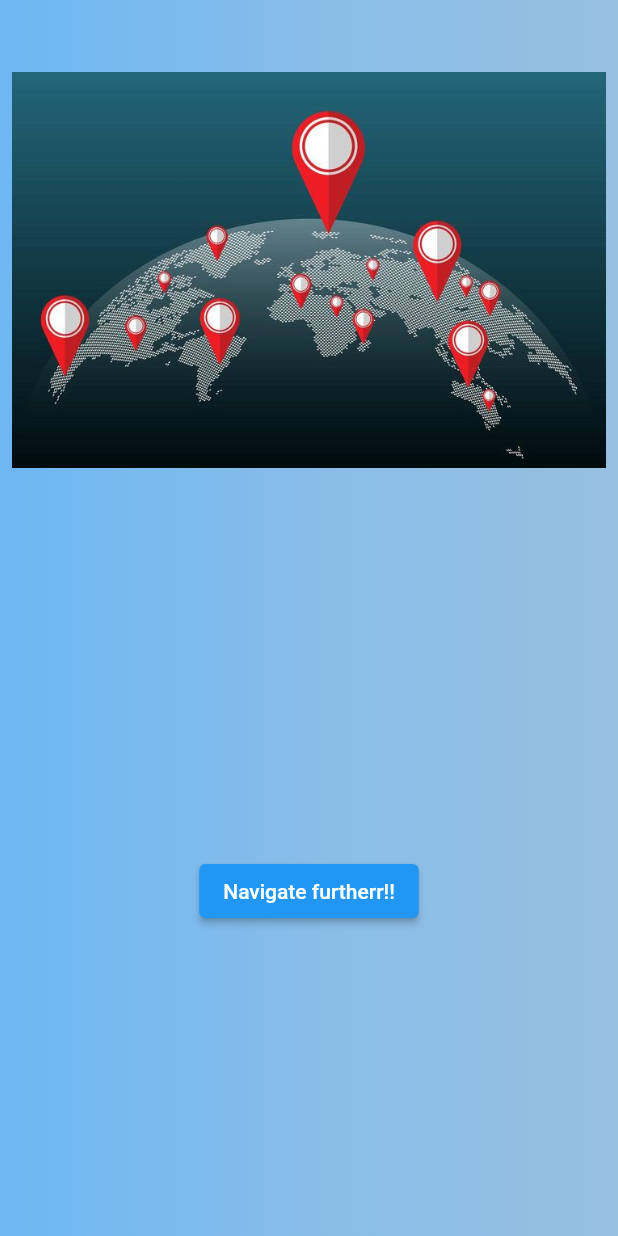
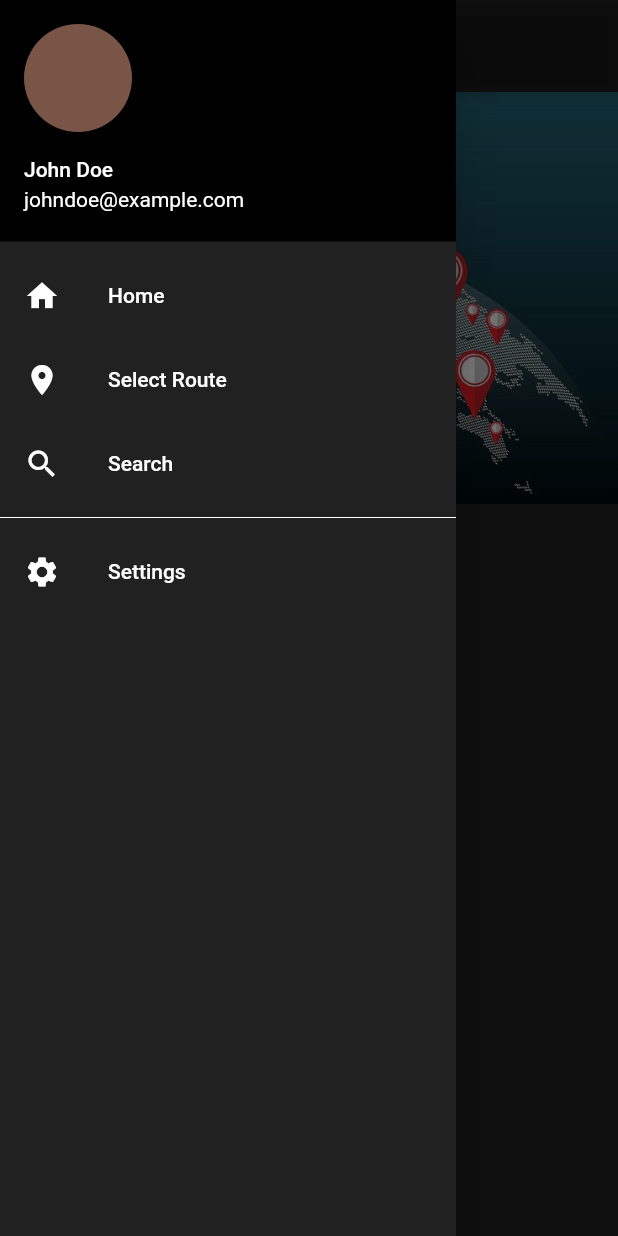
Before and after one commit to AtharvaDingare/NaviMe, a Flutter app: the screen it shows after launch, with the side drawer open (before the commit the screen has no drawer), on a phone screen of 412 x 824 dp. Run offline on Flutter 3.47's test engine with Material 2 defaults, Android fonts, the phone set to English and light mode, and no system bars; our stand-ins replace flutter_map, flutter_riverpod, geolocator, latlong2.

Commit message:
added a new drawer for navigation purposes

```diff
--- a/lib/main.dart
+++ b/lib/main.dart
@@ -1,6 +1,7 @@
 import 'package:flutter/material.dart';
 import 'package:flutter_riverpod/flutter_riverpod.dart';
 import 'package:traveling_salesman/screens/homescreen.dart';
+import 'package:traveling_salesman/screens/map_screen.dart';
 
 void main() {
   runApp(const ProviderScope(child: App()));
@@ -10,8 +11,12 @@ class App extends StatelessWidget {
   const App({super.key});
   @override
   Widget build(BuildContext context) {
-    return const MaterialApp(
-      home: HomeScreen(),
+    return MaterialApp(
+      routes: {
+        '/home' : (context) => const HomeScreen(),
+        '/map' :(context) => const MapScreen(),
+      },
+      home: const HomeScreen(),
     );
   }
 }
--- a/lib/screens/homescreen.dart
+++ b/lib/screens/homescreen.dart
@@ -1,48 +1,46 @@
 import 'package:flutter/material.dart';
 import 'package:traveling_salesman/screens/map_screen.dart';
+import 'package:traveling_salesman/widgets/drawer.dart';
 
-class HomeScreen extends StatelessWidget {
+class HomeScreen extends StatefulWidget {
   const HomeScreen({super.key});
+
+  @override
+  State<HomeScreen> createState() => _HomeScreenState();
+}
+
+class _HomeScreenState extends State<HomeScreen> {
   @override
   Widget build(BuildContext context) {
-    void NavigatetoMap() {
-      Navigator.of(context).push(
-        MaterialPageRoute(
-          builder: (context) => const MapScreen(),
-        ),
-      );
-    }
 
     return Scaffold(
+      extendBodyBehindAppBar: true,
+      appBar: AppBar(
+        title: const Text("SOME DATA"),
+        backgroundColor: Colors.transparent,
+        actions: const [],
+      ),
+      drawer: const CustomDrawer(),
       body: Container(
         height: double.infinity,
         width: double.infinity,
         decoration: const BoxDecoration(
-          gradient: LinearGradient(
-            colors: [
-              Color.fromARGB(255, 109, 183, 243),
-              Color.fromARGB(255, 136, 189, 233),
-              Color.fromARGB(255, 151, 191, 224)
-            ],
-          ),
+          color: Colors.black87,
         ),
         child: Column(
           children: [
             const SizedBox(
-              height: 40,
+              height: kToolbarHeight + 5,
             ),
             Padding(
-              padding: const EdgeInsets.all(8.0),
-              child: Image.asset("assets/world_map.jpeg"),
+              padding: const EdgeInsets.all(0.0),
+              child: Image.asset(
+                "assets/world_map.jpeg",
+                fit: BoxFit.cover,
+              ),
             ),
             const SizedBox(
               height: 250,
-            ),
-            ElevatedButton(
-              onPressed: () {
-                NavigatetoMap();
-              },
-              child: const Text("Navigate furtherr!!"),
             ),
           ],
         ),
--- a/lib/screens/map_screen.dart
+++ b/lib/screens/map_screen.dart
@@ -1,5 +1,6 @@
 import 'package:flutter/material.dart';
 import 'package:flutter_riverpod/flutter_riverpod.dart';
+import 'package:traveling_salesman/widgets/drawer.dart';
 import 'package:traveling_salesman/widgets/map.dart';
 
 class MapScreen extends ConsumerWidget {
@@ -7,6 +8,12 @@ class MapScreen extends ConsumerWidget {
   @override
   Widget build(BuildContext context, WidgetRef ref) {
     return Scaffold(
+      extendBodyBehindAppBar: true,
+      appBar: AppBar(
+        title: const Text("Map Screen"),
+        backgroundColor: Colors.transparent,
+        centerTitle: true,
+      ),
       body: Container(
         height: double.infinity,
         width: double.infinity,
@@ -21,6 +28,7 @@ class MapScreen extends ConsumerWidget {
         ),
         child: const MyDearMap(),
       ),
+      drawer: const CustomDrawer(),
     );
   }
 }
--- /dev/null
+++ b/lib/widgets/drawer.dart
@@ -0,0 +1,91 @@
+import 'package:flutter/material.dart';
+import 'package:traveling_salesman/screens/map_screen.dart';
+
+class CustomDrawer extends StatelessWidget {
+  const CustomDrawer({super.key});
+  @override
+  Widget build(BuildContext context) {
+    void navigatetoMap() {
+      Navigator.of(context).push(
+        MaterialPageRoute(
+          builder: (context) => const MapScreen(),
+        ),
+      );
+    }
+
+    void navigatetoHome() {
+      // how to check the current route ??
+      final currentRoute = ModalRoute.of(context)!.settings.name;
+      if (currentRoute == '/home') {
+        Navigator.popUntil(context, (route) => route.isFirst);
+      } else {
+        Navigator.pushNamedAndRemoveUntil(
+          context,
+          '/home',
+          (route) => false,
+        );
+      }
+    }
+
+    return Drawer(
+      child: Container(
+        color: Colors.black87, // Customize the background color
+        child: ListView(
+          children: <Widget>[
+            const UserAccountsDrawerHeader(
+              decoration: BoxDecoration(
+                color: Colors.black,
+              ),
+              accountName: Text('John Doe'), // Customize the user's name
+              accountEmail:
+                  Text('johndoe@example.com'), // Customize the user's email
+              currentAccountPicture: CircleAvatar(
+                backgroundColor: Colors.brown,
+                // Customize the profile image
+              ),
+            ),
+            ListTile(
+              leading: const Icon(Icons.home,
+                  color: Colors.white), // Customize the icon
+              title: const Text('Home',
+                  style: TextStyle(color: Colors.white)), // Customize the text
+              onTap: () {
+                navigatetoHome();
+              },
+            ),
+            ListTile(
+              leading: const Icon(Icons.location_on,
+                  color: Colors.white), // Customize the icon
+              title: const Text('Select Route',
+                  style: TextStyle(color: Colors.white)), // Customize the text
+              onTap: () {
+                navigatetoMap(); // this navigates you to the map screen
+              },
+            ),
+            ListTile(
+              leading: const Icon(Icons.search,
+                  color: Colors.white), // Customize the icon
+              title: const Text('Search',
+                  style: TextStyle(color: Colors.white)), // Customize the text
+              onTap: () {
+                // Handle the Search option
+              },
+            ),
+            const Divider(
+                color: Colors
+                    .white), // Add a divider that divides the drawer into two segments (pretty useful widget!!)
+            ListTile(
+              leading: const Icon(Icons.settings,
+                  color: Colors.white), // Customize the icon
+              title: const Text('Settings',
+                  style: TextStyle(color: Colors.white)), // Customize the text
+              onTap: () {
+                // Handle the Settings option
+              },
+            ),
+          ],
+        ),
+      ),
+    );
+  }
+}
```
